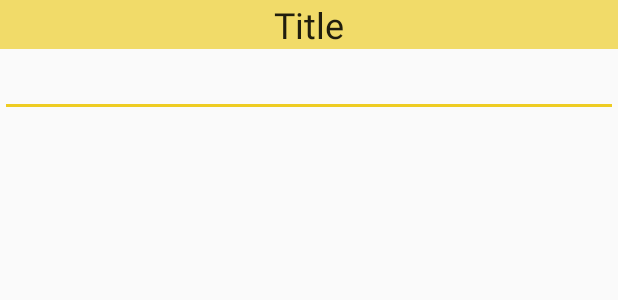
After one commit to dawidrogowicz/SmartNote, an Android app: the layout note_fragment.xml on its own in the app's theme, with its tools: preview values and no code run, on a phone screen of 412 x 824 dp. The commit adds this screen. Shown: the top 300 px of the screen. Run offline under Robolectric (Android 15) with nearby library versions, the phone set to English and light mode, and no system bars.

Commit message:
Fragments for all 3 first tabs.  GestureDetector still won't work

```diff
--- a/app/src/main/java/com/rogowiczdawid/smartnote/ToDoFragment.java
+++ b/app/src/main/java/com/rogowiczdawid/smartnote/ToDoFragment.java
@@ -61,6 +61,7 @@ public class ToDoFragment extends Fragment implements View.OnClickListener {
 
         return rootView;
     }
+
 
     @Override
     public void onViewCreated(View view, @Nullable Bundle savedInstanceState) {
--- /dev/null
+++ b/app/src/main/res/layout/note_fragment.xml
@@ -0,0 +1,25 @@
+<?xml version="1.0" encoding="utf-8"?>
+<LinearLayout xmlns:android="http://schemas.android.com/apk/res/android"
+    android:orientation="vertical"
+    android:layout_width="match_parent"
+    android:layout_height="match_parent">
+
+    <EditText
+        android:id="@+id/note_title_bar"
+        android:layout_width="match_parent"
+        android:layout_height="wrap_content"
+        android:background="#AEC2"
+        android:focusable="false"
+        android:text="@string/title"
+        android:textAlignment="center"
+        android:textSize="24sp" />
+
+    <ScrollView
+        android:layout_width="match_parent"
+        android:layout_height="match_parent">
+
+        <MultiAutoCompleteTextView
+            android:layout_width="match_parent"
+            android:layout_height="wrap_content" />
+    </ScrollView>
+</LinearLayout>
```
Also changed, not shown: app/src/main/java/com/rogowiczdawid/smartnote/GalleryFragment.java (added, +25 -0 lines), app/src/main/java/com/rogowiczdawid/smartnote/MainActivity.java (+9 -2 lines), app/src/main/java/com/rogowiczdawid/smartnote/NoteFragment.java (added, +25 -0 lines), app/src/main/res/layout/gallery_fragment.xml (added, +27 -0 lines).
